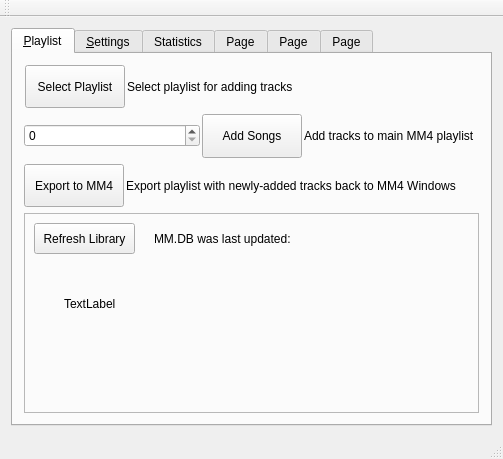
Above: archsimian.ui from Harpo3/archsimian before the change. Below: the same form after it.
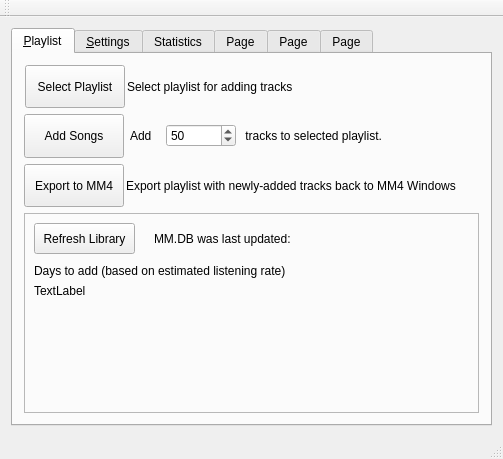
That is the form after the change.

What changed in the file:
```diff
--- a/archsimian.ui
+++ b/archsimian.ui
@@ -89,40 +89,68 @@
          </layout>
         </item>
         <item>
-         <layout class="QHBoxLayout" name="addsongsLayout">
-          <property name="spacing">
-           <number>2</number>
-          </property>
+         <layout class="QHBoxLayout" name="horizontalLayout">
           <property name="sizeConstraint">
            <enum>QLayout::SetNoConstraint</enum>
           </property>
+          <item>
+           <widget class="QPushButton" name="addsongsButton">
+            <property name="maximumSize">
+             <size>
+              <width>100</width>
+              <height>50</height>
+             </size>
+            </property>
+            <property name="text">
+             <string>Add Songs</string>
+            </property>
+           </widget>
+          </item>
+          <item>
+           <widget class="QLabel" name="label_2">
+            <property name="maximumSize">
+             <size>
+              <width>30</width>
+              <height>16777215</height>
+             </size>
+            </property>
+            <property name="text">
+             <string>Add</string>
+            </property>
+           </widget>
+          </item>
           <item>
            <widget class="QSpinBox" name="addtrksspinBox">
+            <property name="maximumSize">
+             <size>
+              <width>70</width>
+              <height>16777215</height>
+             </size>
+            </property>
             <property name="maximum">
              <number>500</number>
             </property>
             <property name="singleStep">
              <number>10</number>
             </property>
-           </widget>
-          </item>
-          <item>
-           <widget class="QPushButton" name="addsongsButton">
-            <property name="maximumSize">
-             <size>
-              <width>100</width>
-              <height>50</height>
-             </size>
-            </property>
-            <property name="text">
-             <string>Add Songs</string>
+            <property name="value">
+             <number>50</number>
             </property>
            </widget>
           </item>
           <item>
            <widget class="QLabel" name="addsongsLabel">
+            <property name="sizePolicy">
+             <sizepolicy hsizetype="Preferred" vsizetype="Preferred">
+              <horstretch>0</horstretch>
+              <verstretch>0</verstretch>
+             </sizepolicy>
+            </property>
             <property name="text">
-             <string>Add tracks to main MM4 playlist</string>
+             <string> tracks to selected playlist. </string>
+            </property>
+            <property name="wordWrap">
+             <bool>true</bool>
             </property>
            </widget>
           </item>
@@ -201,13 +229,45 @@
             <string>Refresh Library</string>
            </property>
           </widget>
+          <widget class="QLabel" name="daystoaddLabel">
+           <property name="geometry">
+            <rect>
+             <x>10</x>
+             <y>50</y>
+             <width>251</width>
+             <height>16</height>
+            </rect>
+           </property>
+           <property name="text">
+            <string>Days to add (based on estimated listening rate): </string>
+           </property>
+          </widget>
           <widget class="QLabel" name="daystracksLabel">
            <property name="geometry">
             <rect>
-             <x>40</x>
+             <x>260</x>
+             <y>50</y>
+             <width>31</width>
+             <height>20</height>
+            </rect>
+           </property>
+           <property name="maximumSize">
+            <size>
+             <width>75</width>
+             <height>16777215</height>
+            </size>
+           </property>
+           <property name="text">
+            <string/>
+           </property>
+          </widget>
+          <widget class="QLabel" name="currentplsizeLabel">
+           <property name="geometry">
+            <rect>
+             <x>10</x>
              <y>70</y>
-             <width>221</width>
-             <height>41</height>
+             <width>441</width>
+             <height>16</height>
             </rect>
            </property>
            <property name="text">
```
